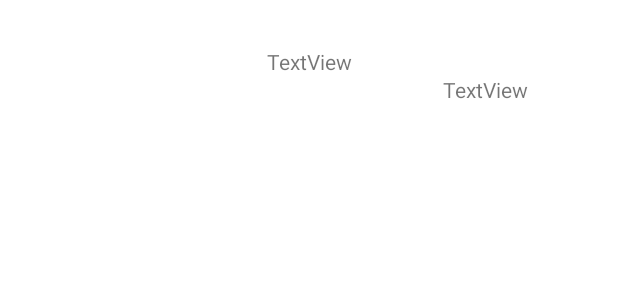
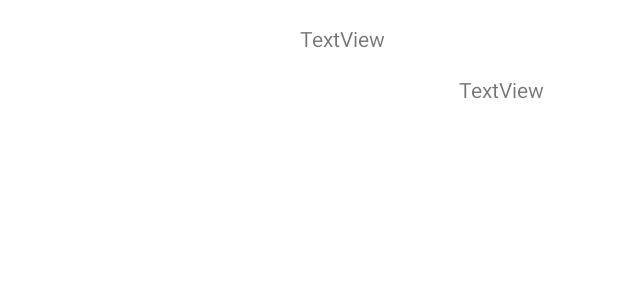
Before and after one commit to sudo-slingshot/AndroidERestaurantLECLECH, an Android app: the layout cell_meal.xml on its own in the app's theme, with its tools: preview values and no code run, on a phone screen of 412 x 824 dp. Shown: the top 300 px of the screen. Run offline under Robolectric (Android 15) with nearby library versions, the phone set to English and light mode, and no system bars; network calls fail.

Commit message:
Imagedisplay commit
Supports picasso imagedisplay

TODO : solve title overstep on images

```diff
--- a/app/src/main/res/layout/cell_meal.xml
+++ b/app/src/main/res/layout/cell_meal.xml
@@ -9,25 +9,23 @@
         android:id="@+id/mealImage"
         android:layout_width="50dp"
         android:layout_height="50dp"
-        android:layout_marginStart="16dp"
+        android:layout_marginStart="30dp"
         android:layout_marginTop="16dp"
         android:layout_marginBottom="16dp"
         app:layout_constraintBottom_toBottomOf="parent"
         app:layout_constraintStart_toStartOf="parent"
-        app:layout_constraintTop_toTopOf="parent"
-        />
+        app:layout_constraintTop_toTopOf="parent" />
 
     <TextView
         android:id="@+id/mealTitle"
         android:layout_width="wrap_content"
         android:layout_height="wrap_content"
-        android:layout_marginTop="8dp"
-        android:layout_marginBottom="8dp"
+        android:layout_marginEnd="35dp"
         android:text="TextView"
-        app:layout_constraintBottom_toBottomOf="parent"
         app:layout_constraintEnd_toEndOf="parent"
-        app:layout_constraintStart_toStartOf="parent"
-        app:layout_constraintTop_toTopOf="parent" />
+        app:layout_constraintStart_toEndOf="@+id/mealImage"
+        app:layout_constraintTop_toTopOf="@+id/mealImage"
+        />
 
     <TextView
         android:id="@+id/mealPrice"
```
Also changed, not shown: app/src/main/java/fr/isen/leclech/androiderestaurant/MealsAdapter.kt (+10 -1 lines).
